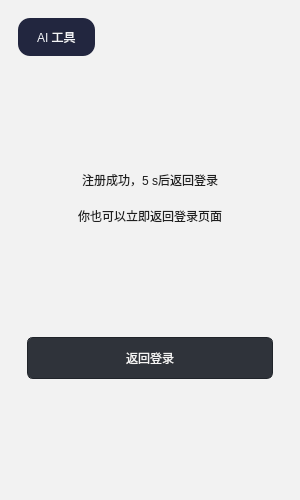
This is client/client/registerdialog.ui in xindaorong/xdrchat as Qt 5 draws it before an edit. The edited form follows.
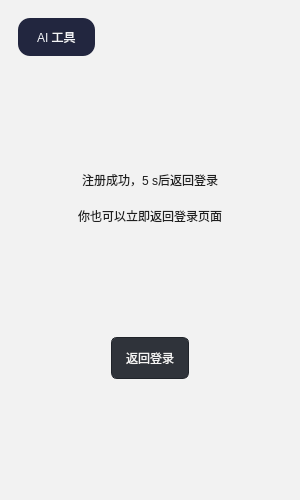
This is the edited form. The open tabs and pages were chosen to show the change. Custom widgets are drawn as their Qt base class.

The edit to the form file:
```diff
--- a/client/client/registerdialog.ui
+++ b/client/client/registerdialog.ui
@@ -413,7 +413,7 @@
          </property>
         </spacer>
        </item>
-       <item>
+       <item alignment="Qt::AlignHCenter">
         <widget class="QPushButton" name="return_btn">
          <property name="minimumSize">
           <size>
```
Left out of the diff: 2 changed lines with no effect on the pictures.
